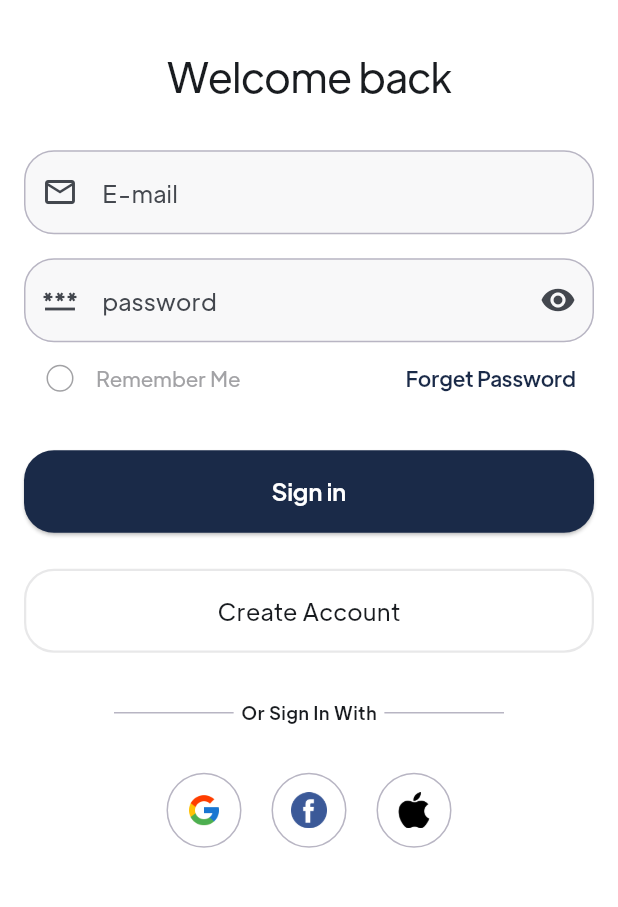
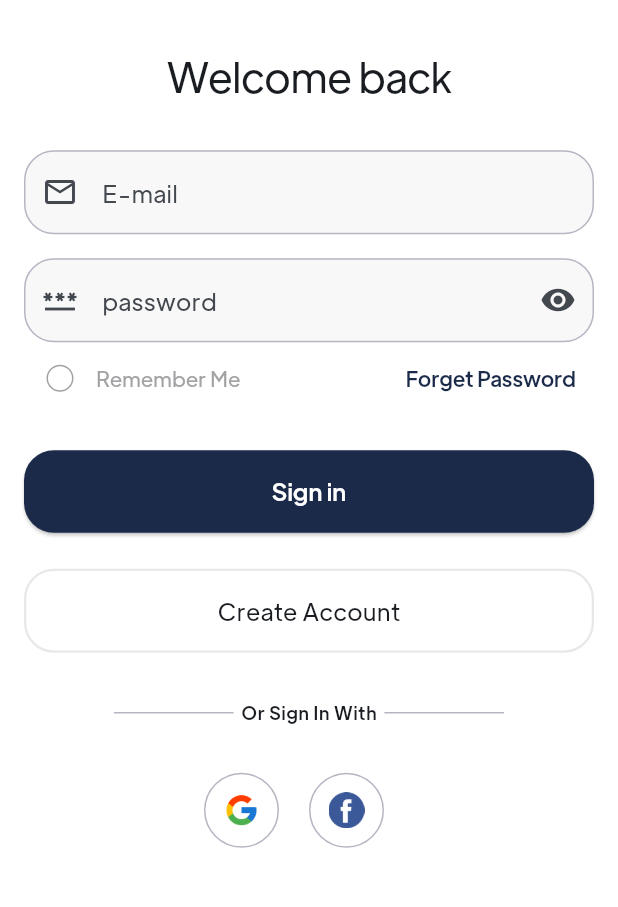
Before and after one commit to ziadmohamed7/nsh7nha, a Flutter app: the screen it shows after launch, on a phone screen of 412 x 824 dp, the part 257-1164 px from its top. Run offline on Flutter 3.47's test engine with Material 3 defaults, Android fonts, the phone set to English and light mode, and no system bars; our stand-ins replace dio, flutter_bloc, flutter_otp_text_field, flutter_secure_storage, fluttertoast, form_field_validator.

Commit message:
change apple icon for android

```diff
--- a/lib/components/helper/footer_icons.dart
+++ b/lib/components/helper/footer_icons.dart
@@ -1,4 +1,5 @@
 import 'package:flutter/material.dart';
+import 'package:nsh7nha/constants.dart';
 
 import '../widgets/container_with_icon.dart';
 
@@ -7,24 +8,26 @@
 
   @override
   Widget build(BuildContext context) {
-    return const Row(
+    return Row(
       mainAxisAlignment: MainAxisAlignment.center,
       children: [
-        ContainerWithIcon(
+        const ContainerWithIcon(
           image: 'assets/icons/icons8-google-192.png',
         ),
-        SizedBox(
+        const SizedBox(
           width: 20,
         ),
-        ContainerWithIcon(
+        const ContainerWithIcon(
           image: 'assets/icons/facebook.png',
         ),
-        SizedBox(
+        const SizedBox(
           width: 20,
         ),
-        ContainerWithIcon(
-          image: 'assets/icons/apple-2.png',
-        ),
+        getOperatingSystem() == 'ios'
+            ? const ContainerWithIcon(
+                image: 'assets/icons/apple-2.png',
+              )
+            : Container(),
       ],
     );
   }
--- a/lib/constants.dart
+++ b/lib/constants.dart
@@ -1,3 +1,5 @@
+import 'dart:io';
+
 import 'package:flutter/material.dart';
 import 'package:form_field_validator/form_field_validator.dart';
 import 'package:nsh7nha/generated/l10n.dart';
@@ -114,3 +116,7 @@
 const pasNotMatchErrorText = "passwords do not match";
 
 const String baseUrl = 'https://api.nsh7nha.com';
+
+String getOperatingSystem() {
+  return Platform.operatingSystem;
+}
```
